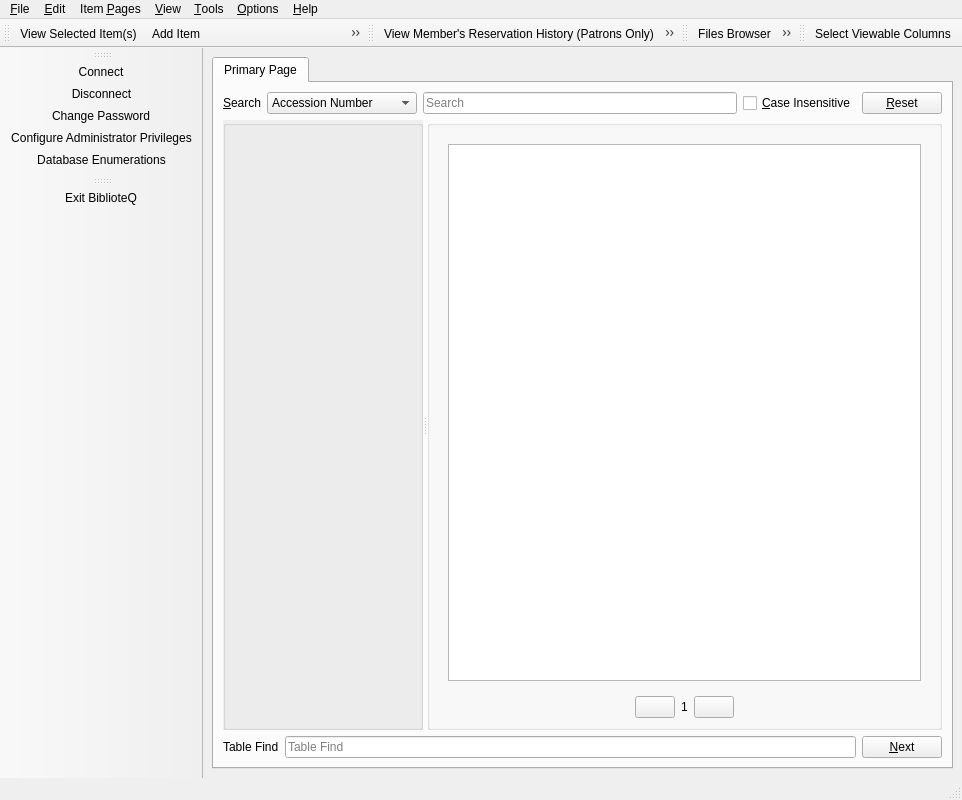
Old version of the form UI/biblioteq_mainwindow.ui in the repository textbrowser/biblioteq.
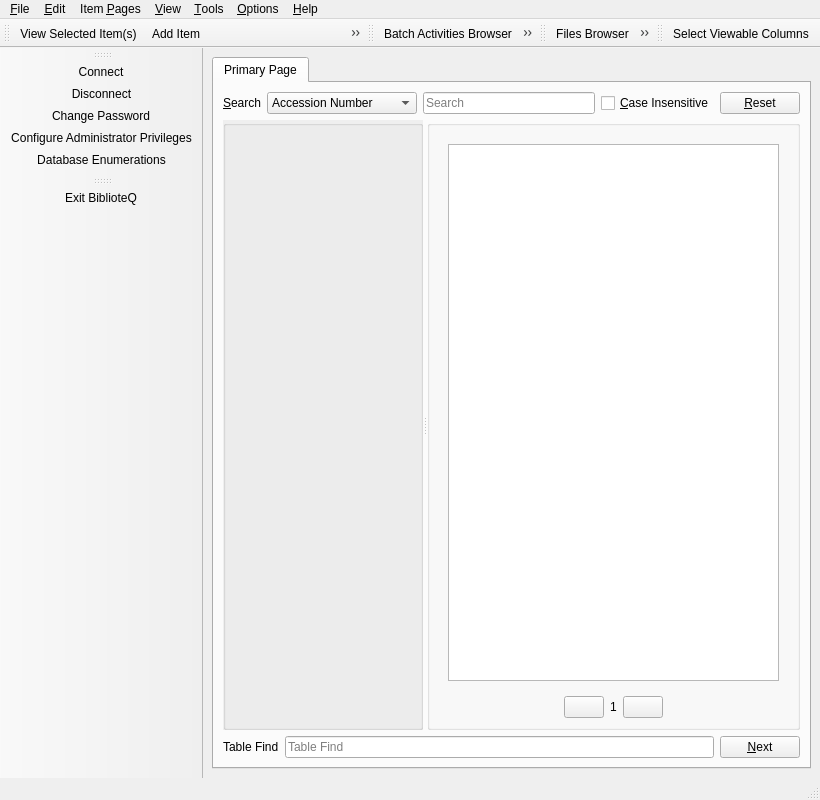
New version of the form. Icons and pictures are not drawn. Custom widgets are drawn as their Qt base class.

Diff of the .ui file:
```diff
--- a/UI/biblioteq_mainwindow.ui
+++ b/UI/biblioteq_mainwindow.ui
@@ -739,6 +739,7 @@
    <attribute name="toolBarBreak">
     <bool>false</bool>
    </attribute>
+   <addaction name="actionBatchActivitiesBrowser"/>
    <addaction name="actionReservationHistory"/>
    <addaction name="actionRequests"/>
    <addaction name="reserveTool"/>
```
Left out of the diff: 4 changed lines with no effect on the pictures.
